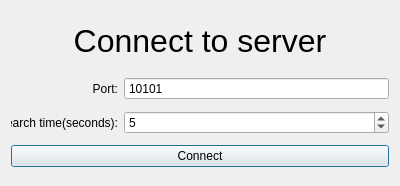
Before: the Qt Designer form ConnectionDialog.ui in kevinortegren/KalahaQt, drawn with Qt 5.
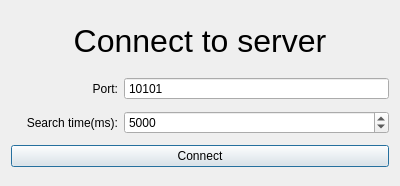
After: the same form once the commit is applied.

Diff of the .ui file:
```diff
--- a/ConnectionDialog.ui
+++ b/ConnectionDialog.ui
@@ -64,7 +64,7 @@
       <number>999999</number>
      </property>
      <property name="value">
-      <number>5</number>
+      <number>5000</number>
      </property>
     </widget>
    </item>
@@ -77,7 +77,7 @@
       </size>
      </property>
      <property name="text">
-      <string>Search time(seconds):</string>
+      <string>Search time(ms):</string>
      </property>
      <property name="alignment">
       <set>Qt::AlignRight|Qt::AlignTrailing|Qt::AlignVCenter</set>
```
